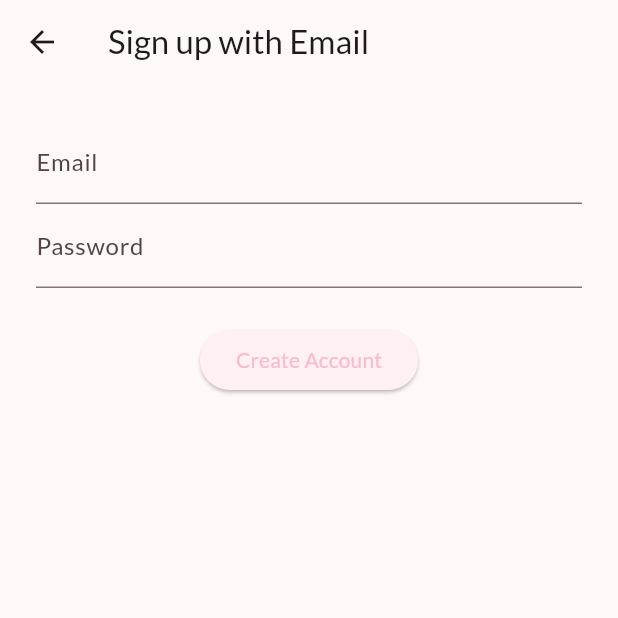
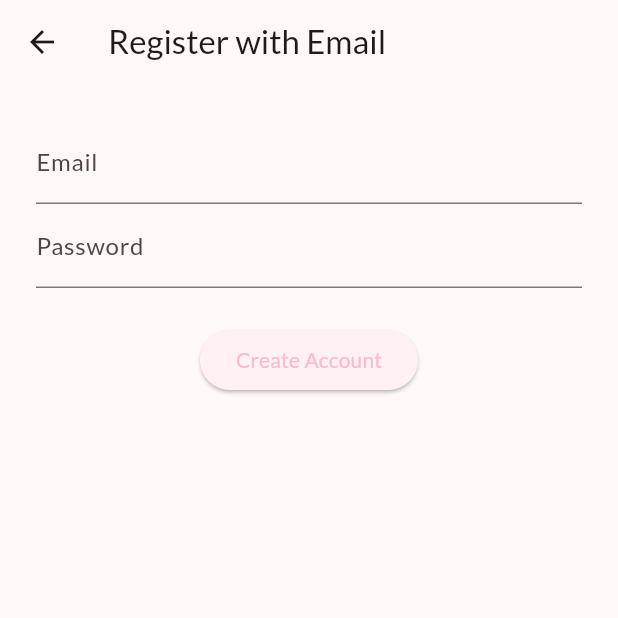
Before and after one commit to PabloGTUOC/CareCoins, a Flutter app: the screen it shows after launch, after a tap on "Sign up with Email", on a phone screen of 412 x 824 dp, the top half of it. Run offline on Flutter 3.47's test engine with Material 3 defaults, Android fonts, the phone set to English and light mode, and no system bars; our stand-ins replace flutter_signin_button, google_fonts, supabase_flutter; missing offline and left inert: gotrue; accounts and stored records are empty.

Commit message:
Add email registration page and service

```diff
--- a/lib/screens/landing_page.dart
+++ b/lib/screens/landing_page.dart
@@ -2,7 +2,7 @@ import 'package:flutter/material.dart';
 import 'package:supabase_flutter/supabase_flutter.dart';
 import 'package:flutter_signin_button/flutter_signin_button.dart';
 import 'package:flutter/foundation.dart' show kIsWeb;
-import 'email_signup_page.dart';
+import 'registration_page.dart';
 import 'package:gotrue/gotrue.dart';
 
 class LandingPage extends StatelessWidget {
@@ -28,11 +28,11 @@ class LandingPage extends StatelessWidget {
 
 
 
-  /// Navigates to the email sign-up page
+  /// Navigates to the registration page
   void _signUpWithEmail(BuildContext context) {
     Navigator.push(
       context,
-      MaterialPageRoute(builder: (context) => const EmailSignUpPage()),
+      MaterialPageRoute(builder: (context) => const RegistrationPage()),
     );
   }
 
--- /dev/null
+++ b/lib/screens/registration_page.dart
@@ -0,0 +1,62 @@
+import 'package:flutter/material.dart';
+import '../services/email_auth_service.dart';
+
+class RegistrationPage extends StatefulWidget {
+  const RegistrationPage({super.key});
+
+  @override
+  State<RegistrationPage> createState() => _RegistrationPageState();
+}
+
+class _RegistrationPageState extends State<RegistrationPage> {
+  final _emailController = TextEditingController();
+  final _passwordController = TextEditingController();
+  final _authService = EmailAuthService();
+
+  Future<void> _register() async {
+    try {
+      final response = await _authService.signUp(
+        _emailController.text,
+        _passwordController.text,
+      );
+
+      if (response.user != null) {
+        ScaffoldMessenger.of(context).showSnackBar(
+          const SnackBar(content: Text('Confirmation email sent.')),
+        );
+      }
+    } catch (e) {
+      ScaffoldMessenger.of(context).showSnackBar(
+        SnackBar(content: Text('Registration failed: $e')),
+      );
+    }
+  }
+
+  @override
+  Widget build(BuildContext context) {
+    return Scaffold(
+      appBar: AppBar(title: const Text('Register with Email')),
+      body: Padding(
+        padding: const EdgeInsets.all(24.0),
+        child: Column(
+          children: [
+            TextField(
+              controller: _emailController,
+              decoration: const InputDecoration(labelText: 'Email'),
+            ),
+            TextField(
+              controller: _passwordController,
+              decoration: const InputDecoration(labelText: 'Password'),
+              obscureText: true,
+            ),
+            const SizedBox(height: 24),
+            ElevatedButton(
+              onPressed: _register,
+              child: const Text('Create Account'),
+            ),
+          ],
+        ),
+      ),
+    );
+  }
+}
--- /dev/null
+++ b/lib/services/email_auth_service.dart
@@ -0,0 +1,9 @@
+import 'package:supabase_flutter/supabase_flutter.dart';
+
+class EmailAuthService {
+  final SupabaseClient _client = Supabase.instance.client;
+
+  Future<AuthResponse> signUp(String email, String password) {
+    return _client.auth.signUp(email: email, password: password);
+  }
+}
```
